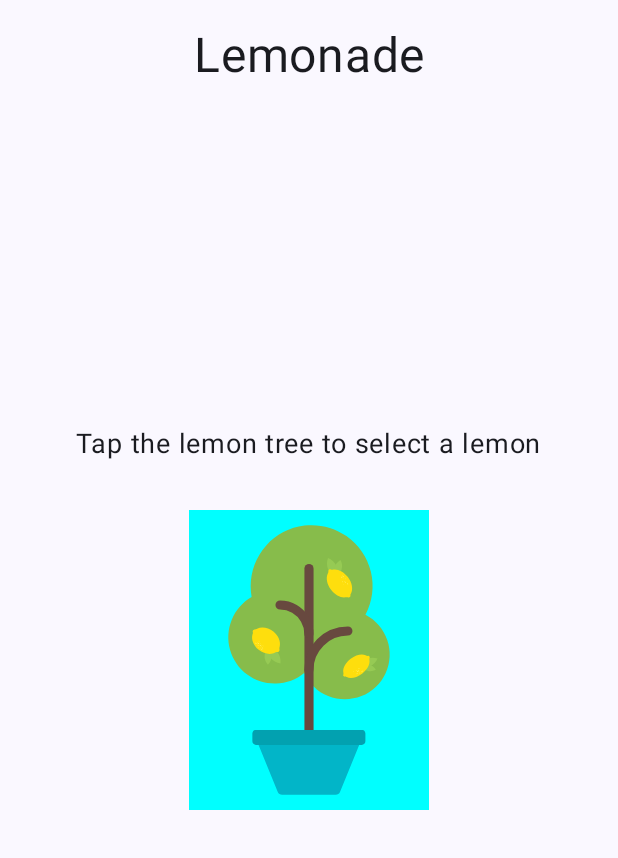
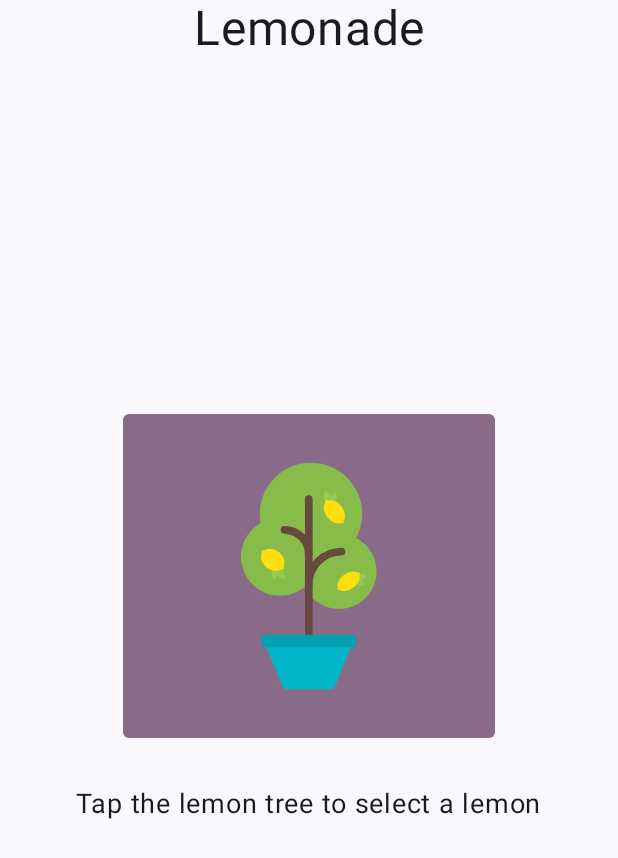
Before and after one commit to Gil32610/Lemonade, an Android app built with Jetpack Compose: the screen it shows after launch (MainActivity), on a phone screen of 412 x 824 dp. Shown: the top 858 px of the screen. Run offline under Robolectric (Android 15) with nearby library versions, the phone set to English and light mode, and no system bars.

Commit message:
Button added

```diff
--- a/app/src/main/java/com/example/lemonade/MainActivity.kt
+++ b/app/src/main/java/com/example/lemonade/MainActivity.kt
@@ -3,18 +3,26 @@ package com.example.lemonade
 import android.os.Bundle
 import androidx.activity.ComponentActivity
 import androidx.activity.compose.setContent
+import androidx.compose.foundation.BorderStroke
 import androidx.compose.foundation.Image
 import androidx.compose.foundation.background
+import androidx.compose.foundation.border
 import androidx.compose.foundation.clickable
 import androidx.compose.foundation.layout.Arrangement
+import androidx.compose.foundation.layout.Box
 import androidx.compose.foundation.layout.Column
+import androidx.compose.foundation.layout.Row
 import androidx.compose.foundation.layout.Spacer
 import androidx.compose.foundation.layout.fillMaxSize
 import androidx.compose.foundation.layout.fillMaxWidth
 import androidx.compose.foundation.layout.height
 import androidx.compose.foundation.layout.padding
+import androidx.compose.foundation.layout.size
 import androidx.compose.foundation.layout.wrapContentSize
+import androidx.compose.foundation.shape.CircleShape
 import androidx.compose.foundation.shape.RoundedCornerShape
+import androidx.compose.material3.Button
+import androidx.compose.material3.ButtonDefaults
 import androidx.compose.material3.MaterialTheme
 import androidx.compose.material3.Surface
 import androidx.compose.material3.Text
@@ -28,6 +36,7 @@ import androidx.compose.ui.Modifier
 import androidx.compose.ui.draw.clip
 import androidx.compose.ui.graphics.Color
 import androidx.compose.ui.graphics.painter.Painter
+import androidx.compose.ui.res.dimensionResource
 import androidx.compose.ui.res.painterResource
 import androidx.compose.ui.res.stringResource
 import androidx.compose.ui.text.style.TextAlign
@@ -61,7 +70,8 @@ fun LemonApp() {
                 LemonadeDisplay(
                     imageResource = painterResource(R.drawable.lemon_tree) ,
                     title = stringResource(R.string.lemon_tree_title),
-                    description = stringResource(R.string.lemon_tree_title) , modifier = Modifier.clickable { lemonadeStep =2})
+                    description = stringResource(R.string.lemon_tree_title) ,
+                    onImageClick =  { lemonadeStep =2})
             }
 
             2 -> {
@@ -71,7 +81,7 @@ fun LemonApp() {
                     imageResource = painterResource(R.drawable.lemon_squeeze),
                     title = stringResource(R.string.lemon_tap_title),
                     description = stringResource(R.string.lemon_description),
-                    modifier = Modifier.clickable {
+                    onImageClick =  {
                         count++
                         if (count == taps) {
                             lemonadeStep = 3
@@ -85,7 +95,10 @@ fun LemonApp() {
                     imageResource = painterResource(R.drawable.lemon_drink) ,
                     title = stringResource(R.string.lemonade_glass_title),
                     description = stringResource(R.string.glass_of_lemonade_description),
-                    modifier = Modifier.clickable { lemonadeStep = 4 })
+                    onImageClick = {
+                        lemonadeStep = 4
+                    }
+                )
             }
 
             4 -> {
@@ -93,9 +106,10 @@ fun LemonApp() {
                     imageResource = painterResource(R.drawable.lemon_restart) ,
                     title = stringResource(R.string.empty_glass_title),
                     description = stringResource(R.string.empty_glass_description),
-                    modifier = Modifier
-                        .clickable { lemonadeStep = 1 }
-                        )
+                    onImageClick = {
+                        lemonadeStep = 1
+                    }
+                )
             }
 
         }
@@ -103,37 +117,56 @@ fun LemonApp() {
 }
 
 @Composable
-fun LemonadeDisplay(modifier: Modifier = Modifier, imageResource: Painter, title: String, description: String){
+fun LemonadeDisplay(
+    modifier: Modifier = Modifier,
+    imageResource: Painter,
+    title: String,
+    description: String,
+    onImageClick: () -> Unit){
 
+    Row(
+    verticalAlignment = Alignment.Top,
+    horizontalArrangement = Arrangement.Center,
+    ){
     Text(
         text = stringResource(R.string.app_name),
-        modifier = modifier
-            .padding(top =18.dp,bottom = 18.dp),
+        modifier = Modifier,
         fontSize = 32.sp,
         textAlign = TextAlign.Center
     )
+}
+
     Column(
         horizontalAlignment = Alignment.CenterHorizontally,
         verticalArrangement = Arrangement.Center,
-        modifier = modifier.wrapContentSize()
+        modifier = modifier
 
 
     ) {
+        Box(modifier = modifier){
+            Button(
+                onClick = onImageClick,
+                shape = RoundedCornerShape(dimensionResource(R.dimen.button_corner_radius)),
+                colors = ButtonDefaults.buttonColors(containerColor = MaterialTheme.colorScheme.tertiaryContainer)
+                ){
+                Image(
+                    painter =imageResource,
+                    contentDescription = description,
+                    modifier = Modifier
+                        .size(200.dp)
+                        .clip(RoundedCornerShape(4.dp))
+                        .padding(16.dp)
+
+                )
+            }
 
 
+        }
+
+        Spacer(modifier = modifier.height(32.dp))
         Text(
             text = title,
             fontSize = 18.sp
-        )
-        Spacer(modifier = modifier.height(32.dp))
-        Image(
-            painter =imageResource,
-            contentDescription = description,
-            modifier = Modifier
-                .background(Color.Cyan)
-                .wrapContentSize()
-
-
         )
 
     }
--- /dev/null
+++ b/app/src/main/res/values/dimens.xml
@@ -0,0 +1,4 @@
+<?xml version="1.0" encoding="utf-8"?>
+<resources>
+    <dimen name="button_corner_radius">4.dp</dimen>
+</resources>
```
